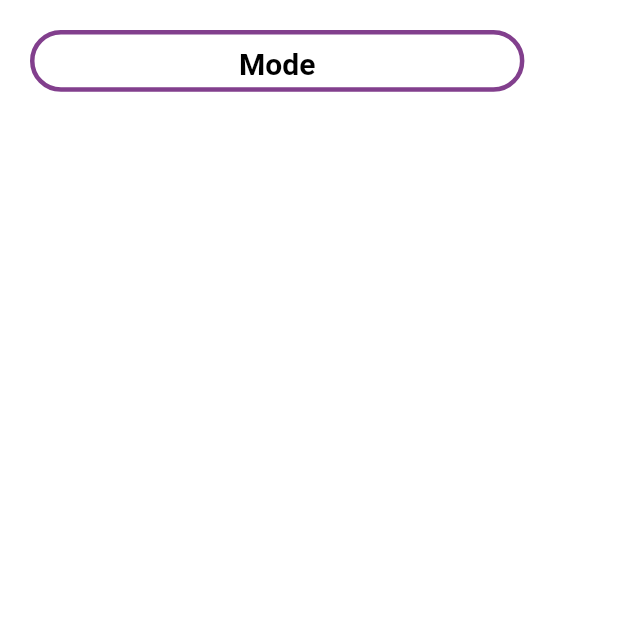
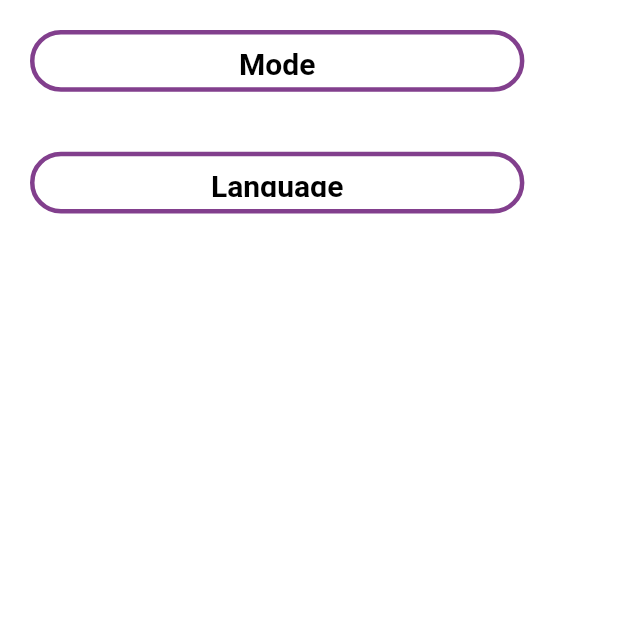
Before and after one commit to malakmagdy1/To_Do_App, a Flutter app: the SettingView screen opened directly, on a phone screen of 412 x 824 dp, the top half of it. Run offline on Flutter 3.47's test engine with Material 2 defaults, Android fonts, the light colour scheme and no system bars; our stand-ins replace bot_toast, calendar_timeline, cloud_firestore, firebase_core, flutter_easyloading, flutter_slidable; accounts and stored records are empty; generated files the repository leaves out were written again.

Commit message:
to do app

```diff
--- /dev/null
+++ b/l10n.yaml
@@ -0,0 +1,3 @@
+arb-dir: lib/l10n
+template-arb-file: app_en.arb
+output-localization-file: app_localizations.dart
--- /dev/null
+++ b/lib/l10n/app_ar.arb
@@ -0,0 +1,4 @@
+{
+  "language":"اللغه",
+  "mode":"الوضع"
+}
--- /dev/null
+++ b/lib/l10n/app_en.arb
@@ -0,0 +1,5 @@
+
+{
+  "language":"Language",
+  "mode":"Mode"
+}
--- a/lib/main.dart
+++ b/lib/main.dart
@@ -2,6 +2,7 @@ import 'package:bot_toast/bot_toast.dart';
 import 'package:firebase_core/firebase_core.dart';
 import 'package:flutter/material.dart';
 import 'package:flutter_easyloading/flutter_easyloading.dart';
+import 'package:flutter_gen/gen_l10n/app_localizations.dart';
 import 'package:provider/provider.dart';
 import 'package:to_do/layout/home_layout.dart';
 import 'package:to_do/module/loading.dart';
@@ -28,11 +29,14 @@ class MyApp extends StatelessWidget {
   Widget build(BuildContext context) {
     var providar = Provider.of<SettingProvider>(context);
     return MaterialApp(
+      localizationsDelegates: AppLocalizations.localizationsDelegates,
+      supportedLocales: AppLocalizations.supportedLocales,
       debugShowCheckedModeBanner: false,
 
       //theme:ThemeData.light(),
       themeMode: providar.themeMode,
       initialRoute: splash.routeName,
+      locale: Locale("en"),
       routes: {
         splash.routeName: (context) => splash(),
         HomeLayoutView.routeName: (context) => const HomeLayoutView(),
--- a/lib/module/settings/setting_view.dart
+++ b/lib/module/settings/setting_view.dart
@@ -12,7 +12,7 @@ class SettingView extends StatelessWidget {
     var mediaQuery = MediaQuery.of(context).size;
     return Scaffold(
       backgroundColor: provider.isDark() ? Colors.black : Colors.white,
-      body: Row(
+      body: Column(
         children: [
           Padding(
             padding: const EdgeInsets.all(20.0),
@@ -41,6 +41,33 @@ class SettingView extends StatelessWidget {
                       ))),
             ),
           ),
+          Padding(
+            padding: const EdgeInsets.all(20.0),
+            child: Container(
+              width: mediaQuery.width * 0.8,
+              height: mediaQuery.height * 0.05,
+              decoration: BoxDecoration(
+                borderRadius: BorderRadius.circular(30),
+                border: Border.all(
+                    color: provider.isDark()
+                        ? Color(0xFF4851E5)
+                        : Color(0xFF823F8D),
+                    width: 3),
+              ),
+              child: TextButton(
+                  onPressed: () {
+                    showModalBottomSheet(
+                        context: context,
+                        builder: (context) => ThemeBottomSheetTwo());
+                  },
+                  child: Text("Language",
+                      style: TextStyle(
+                        fontWeight: FontWeight.bold,
+                        fontSize: 20,
+                        color: provider.isDark() ? Colors.white : Colors.black,
+                      ))),
+            ),
+          ),
         ],
       ),
     );
--- a/pubspec.yaml
+++ b/pubspec.yaml
@@ -34,6 +34,8 @@ dependencies:
   flutter_easyloading: ^3.0.5
   bot_toast: ^4.1.3
   fluttertoast: ^8.0.7
+  flutter_localizations:
+    sdk: flutter
 
 
   # The following adds the Cupertino Icons font to your application.
@@ -60,6 +62,7 @@ dev_dependencies:
 
 # The following section is specific to Flutter packages.
 flutter:
+  generate: true
 
   # The following line ensures that the Material Icons font is
   # included with your application, so that you can use the icons in
```
Also changed, not shown: lib/layout/home_layout.dart (+46 -5 lines), lib/tasks_list/tasks_list_view.dart (+4 -4 lines), lib/tasks_list/widgts/ThemeBottomSheet.dart (+21 -0 lines), lib/tasks_list/widgts/task_iteam_widget.dart (+14 -4 lines), pubspec.lock.
